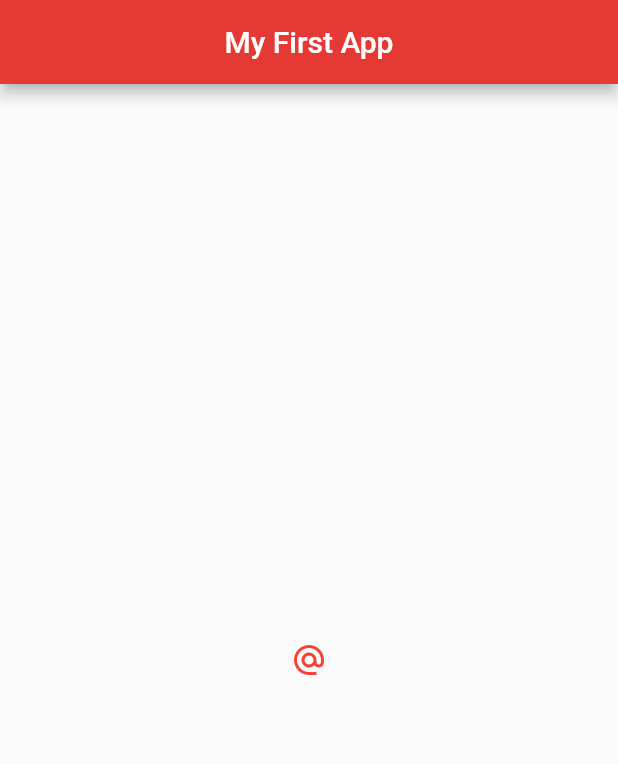
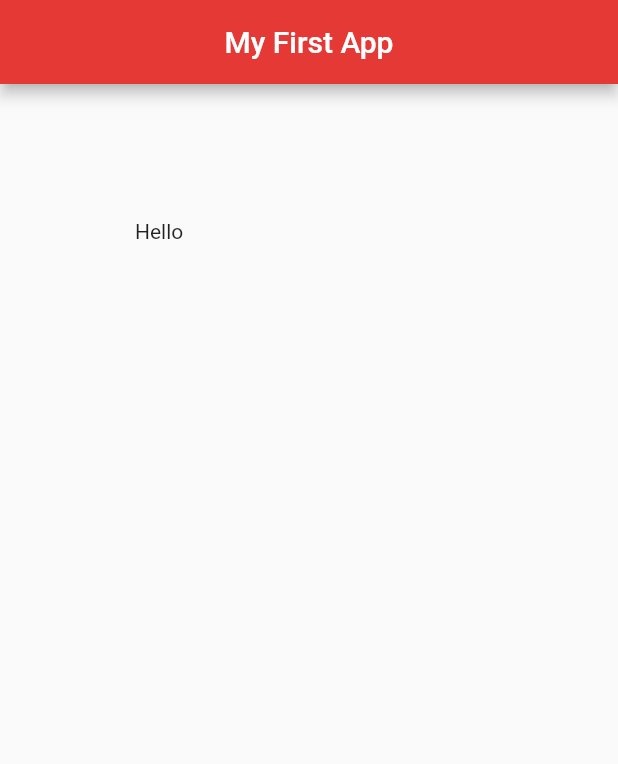
Before and after one commit to AlexandroHenry/Flutter_Basic, a Flutter app: the screen it shows after launch, on a phone screen of 412 x 824 dp. Shown: the top 764 px of the screen. Run offline on Flutter 3.47's test engine with Material 2 defaults, Android fonts, the phone set to English and light mode, and no system bars.

Commit message:
Container & Padding

```diff
--- a/lib/main.dart
+++ b/lib/main.dart
@@ -17,13 +17,9 @@ class Home extends StatelessWidget {
         centerTitle: true,
         backgroundColor: Colors.red[600],
       ),
-      body: Center(
-        child: IconButton(
-          onPressed: () {},
-          icon: const Icon(Icons.alternate_email),
-          color: Colors.red,
-          splashColor: Colors.amber,
-        ),
+      body: const Padding(
+        padding: EdgeInsets.all(90),
+        child: Text('Hello'),
       ),
       floatingActionButton: FloatingActionButton(
         onPressed: () {},
@@ -34,52 +30,32 @@ class Home extends StatelessWidget {
   }
 }
 
-// Icon(
-//   Icons.airport_shuttle, // 원하는 아이콘 모양
-//   color = Colors.lightBlue, // 아이콘의 색상
-//   size = 50.0, // 아이콘의 사이즈
+// Container(
+//   padding: const EdgeInsets.all(20.0),
+//   color: Colors.amber[400],
+//   child: const Text('hello, world'),
 // )
 
-// ElevatedButton(
-//   onPressed: () {},
-//   style: ElevatedButton.styleFrom(
-//     foregroundColor: Colors.amber,
-//     backgroundColor: Colors.black,
-//   ),
-//   child: const Text('click me'),
+// Container(
+//   padding: const EdgeInsets.symmetric(horizontal: 30.0, vertical: 20.0),
+//   color: Colors.amber[400],
+//   child: const Text('hello, world'),
 // )
 
-// TextButton(
-//   onPressed: () {},
-//   style: TextButton.styleFrom(
-//     foregroundColor: Colors.redAccent,
-//     textStyle: const TextStyle(
-//       fontFamily: 'IndieFlower',
-//       fontSize: 80.0,
-//       fontStyle: FontStyle.italic,
-//     ),
-//   ),
-//   child: const Text('click me'),
+// Container(
+//   padding: const EdgeInsets.fromLTRB(90, 30, 50, 80),
+//   color: Colors.amber[400],
+//   child: const Text('hello, world'),
 // )
 
-// ElevatedButton.icon(
-//   onPressed: () {},
-//   style: ElevatedButton.styleFrom(
-//     backgroundColor: Colors.amber,
-//   ),
-//   icon: const Icon(Icons.mail),
-//   label: const Text('Mail Me'),
+// Container(
+//   padding: const EdgeInsets.fromLTRB(90, 30, 50, 80),
+//   margin: const EdgeInsets.all(100),
+//   color: Colors.amber[400],
+//   child: const Text('hello, world'),
 // )
 
-// IconButton(
-//   onPressed: () {},
-//   icon: const Icon(Icons.alternate_email),
-//   color: Colors.red,
-//   splashColor: Colors.amber,
+// Padding(
+//   padding: EdgeInsets.all(90),
+//   child: Text('Hello'),
 // )
-
-// OutlinedButton(
-//   onPressed: () {},
-//   style: OutlinedButton.styleFrom(shape: const StadiumBorder()),
-//   child: const Text('Hello'),
-// )
```
